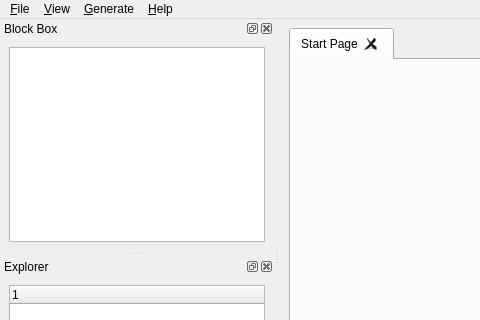
Old version of the form mainWindow.ui in the repository PyForce/VHDLCodeGenerator; both pictures show x 0 to 480 and y 0 to 320 of the 619 by 511 pixel window.
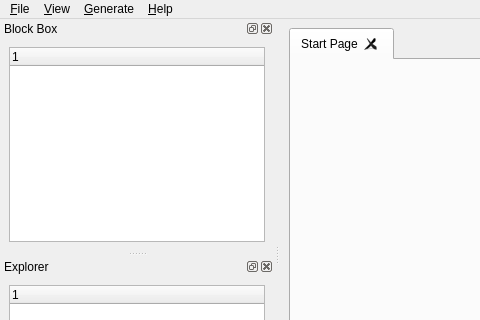
New version of the form.

Commit message:
Loading blocks with their respective Icons
It is missing save a reference to them path

Diff of the .ui file:
```diff
--- a/mainWindow.ui
+++ b/mainWindow.ui
@@ -89,7 +89,13 @@
    <widget class="QWidget" name="dockWidgetContents">
     <layout class="QVBoxLayout" name="verticalLayout">
      <item>
-      <widget class="QTreeView" name="ItemSelector"/>
+      <widget class="QTreeWidget" name="blockTree">
+       <column>
+        <property name="text">
+         <string notr="true">1</string>
+        </property>
+       </column>
+      </widget>
      </item>
     </layout>
    </widget>
```
The commit also changes 1 other file.
